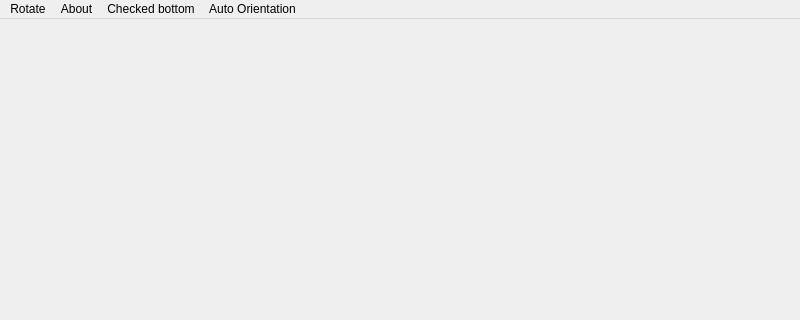
Above: src/mainform.ui from dotblank/easylist before the change; both pictures show x 0 to 800 and y 0 to 320 of the 800 by 480 pixel window. Below: the same form after it.
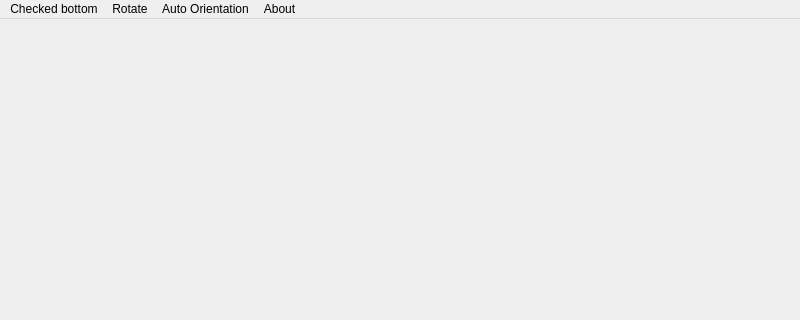
That is the form after the change.

Commit message: Extra auto orientation

The edit to the form file:
```diff
--- a/src/mainform.ui
+++ b/src/mainform.ui
@@ -63,10 +63,10 @@
     </property>
     <addaction name="actionAuto_Orientation"/>
    </widget>
-   <addaction name="menuRotate"/>
-   <addaction name="menuAbout"/>
    <addaction name="menuChecked_bottom"/>
+   <addaction name="menuRotate"/>
    <addaction name="menuAuto_Orientation"/>
+   <addaction name="menuAbout"/>
   </widget>
   <action name="actionRotate">
    <property name="text">
```
The commit also changes 2 other files.
